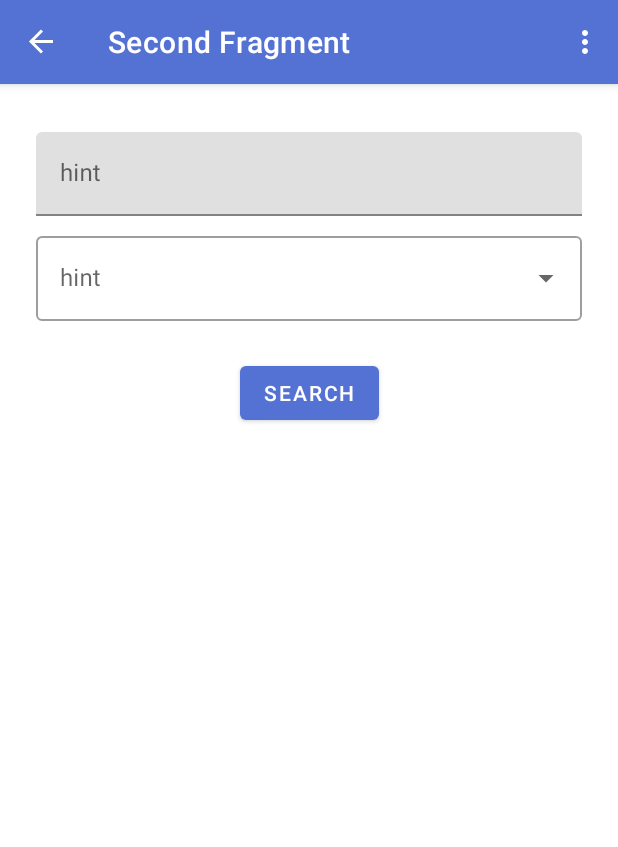
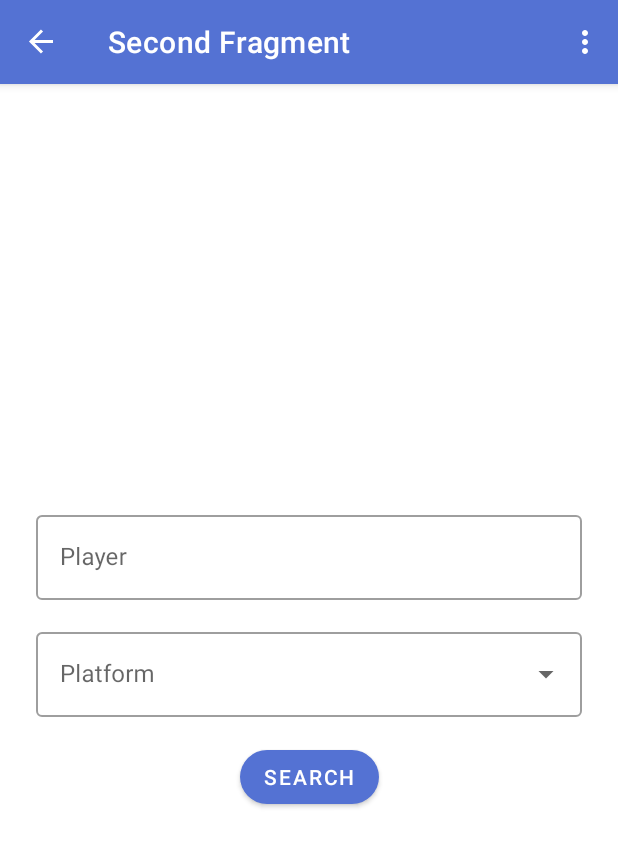
Before and after one commit to jmsaez2712/MWStats, an Android app: the SecondFragment screen opened through its navigation route, on a phone screen of 412 x 824 dp. Shown: the top 847 px of the screen. Run offline under Robolectric (Android 15) with nearby library versions, the phone set to English and light mode, and no system bars; our stand-ins replace navigation-ui.

Commit message:
Added style to buttons

```diff
--- a/app/src/main/res/layout/fragment_second.xml
+++ b/app/src/main/res/layout/fragment_second.xml
@@ -7,49 +7,56 @@
     tools:context=".SecondFragment">
 
     <com.google.android.material.textfield.TextInputLayout
+        android:id="@+id/dropdown_platform"
         style="@style/Widget.MaterialComponents.TextInputLayout.OutlinedBox.ExposedDropdownMenu"
-        android:id="@+id/dropdown_platform"
         android:layout_width="match_parent"
         android:layout_height="wrap_content"
         android:layout_marginStart="24dp"
-        android:layout_marginTop="8dp"
         android:layout_marginEnd="24dp"
+        android:hint="Platform"
+        app:layout_constraintBottom_toTopOf="@+id/bt_search"
         app:layout_constraintEnd_toEndOf="parent"
+        app:layout_constraintHorizontal_bias="0.5"
         app:layout_constraintStart_toStartOf="parent"
         app:layout_constraintTop_toBottomOf="@+id/search_input_layout">
 
         <AutoCompleteTextView
             android:id="@+id/tv_dropdown_item"
             android:layout_width="match_parent"
-            android:layout_height="wrap_content"
-            android:hint="hint" />
+            android:layout_height="wrap_content" />
     </com.google.android.material.textfield.TextInputLayout>
 
     <com.google.android.material.textfield.TextInputLayout
         android:id="@+id/search_input_layout"
+        style="@style/Widget.MaterialComponents.TextInputLayout.OutlinedBox"
         android:layout_width="match_parent"
         android:layout_height="wrap_content"
         android:layout_marginStart="24dp"
-        android:layout_marginTop="32dp"
         android:layout_marginEnd="24dp"
+        android:layout_marginBottom="16dp"
+        android:hint="Player"
+        app:layout_constraintBottom_toTopOf="@+id/dropdown_platform"
         app:layout_constraintEnd_toEndOf="parent"
+        app:layout_constraintHorizontal_bias="0.5"
         app:layout_constraintStart_toStartOf="parent"
-        app:layout_constraintTop_toTopOf="parent">
+        app:layout_constraintTop_toTopOf="parent"
+        app:layout_constraintVertical_chainStyle="packed">
 
         <com.google.android.material.textfield.TextInputEditText
             android:id="@+id/it_search"
             android:layout_width="match_parent"
-            android:layout_height="wrap_content"
-            android:hint="hint" />
+            android:layout_height="wrap_content" />
     </com.google.android.material.textfield.TextInputLayout>
 
     <Button
         android:id="@+id/bt_search"
         android:layout_width="wrap_content"
         android:layout_height="wrap_content"
-        android:layout_marginTop="24dp"
+        android:layout_marginTop="16dp"
         android:text="Search"
+        app:layout_constraintBottom_toBottomOf="parent"
         app:layout_constraintEnd_toEndOf="parent"
+        app:layout_constraintHorizontal_bias="0.5"
         app:layout_constraintStart_toStartOf="parent"
         app:layout_constraintTop_toBottomOf="@+id/dropdown_platform" />
 
--- a/app/src/main/res/values/themes.xml
+++ b/app/src/main/res/values/themes.xml
@@ -12,6 +12,7 @@
         <!-- Status bar color. -->
         <item name="android:statusBarColor" tools:targetApi="l">?attr/colorPrimaryVariant</item>
         <!-- Customize your theme here. -->
+        <item name="materialButtonStyle">@style/buttons</item>
     </style>
 
     <style name="Theme.ProjectAPI.NoActionBar">
@@ -22,4 +23,10 @@
     <style name="Theme.ProjectAPI.AppBarOverlay" parent="ThemeOverlay.AppCompat.Dark.ActionBar" />
 
     <style name="Theme.ProjectAPI.PopupOverlay" parent="ThemeOverlay.AppCompat.Light" />
+
+    <style name="buttons" parent="Widget.MaterialComponents.Button">
+        <item name="cornerRadius">30dp</item>
+        <item name="backgroundColor">@color/primaryColor</item>
+    </style>
+
 </resources>
```
